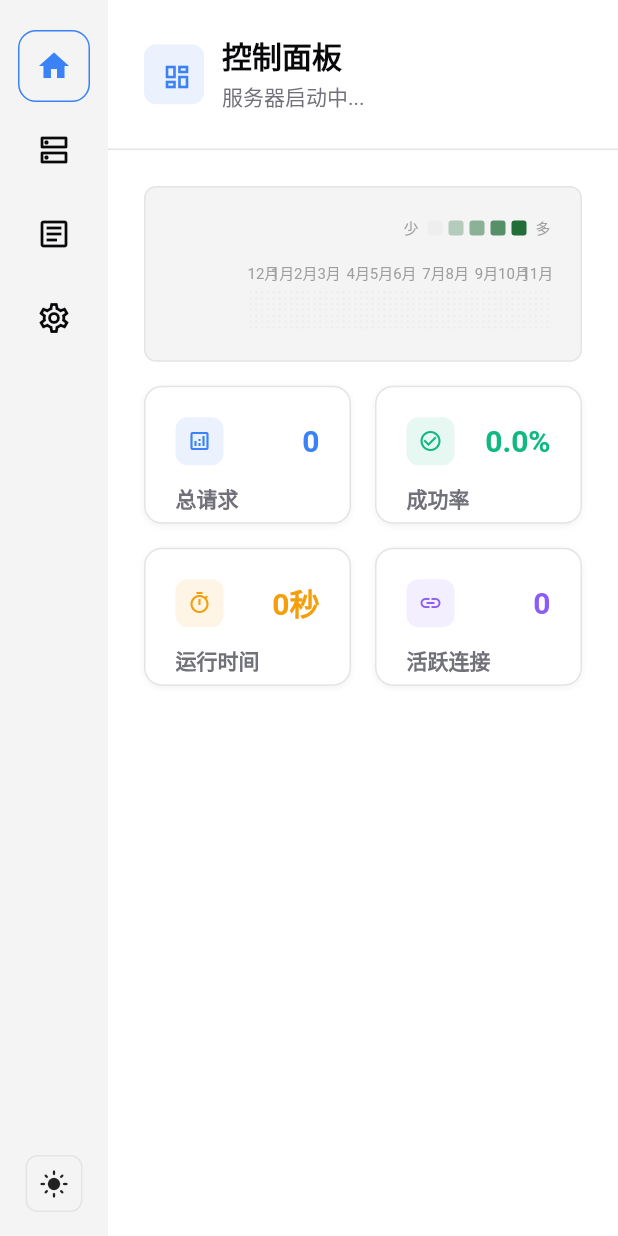
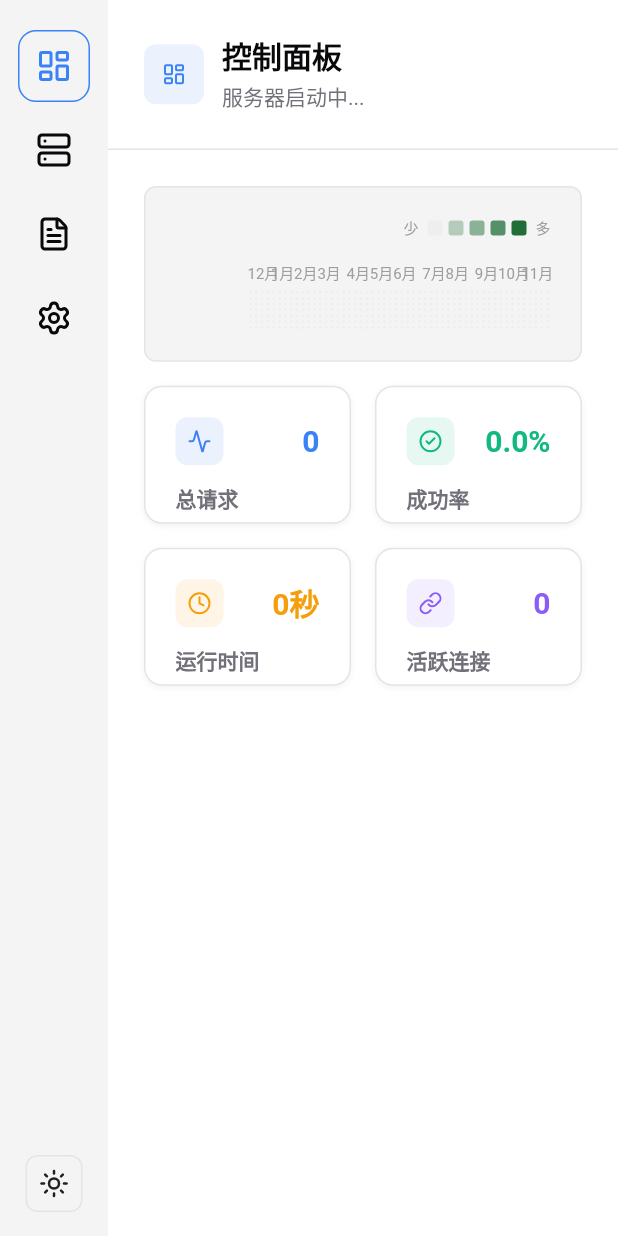
Before and after one commit to CalsRanna/code_proxy, a Flutter app: the screen it shows after launch, on a phone screen of 412 x 824 dp. Run offline on Flutter 3.47's test engine with Material 3 defaults, Android fonts, the phone set to English and light mode, and no system bars; our stand-ins replace auto_route, get_it, lucide_icons_flutter, shared_preferences, shelf, signals; missing offline and left inert: sqlite3; statements that could not run were skipped.

Commit message:
style(ui): migrate from material to lucide icons
The commit changes the icon system across the application, replacing Material Icons with Lucide Icons for a more consistent and modern design language. This includes updates to:

- Dashboard icons
- Navigation bar icons
- Form and dialog icons
- Empty state icons
- Section header icons
- Action button icons

The changes maintain icon semantics while providing a refreshed look that better aligns with the Shadcn design system.

```diff
--- a/lib/page/dashboard_page.dart
+++ b/lib/page/dashboard_page.dart
@@ -6,6 +6,7 @@ import 'package:code_proxy/widgets/common/shadcn_components.dart';
 import 'package:code_proxy/widgets/token_heatmap.dart';
 import 'package:flutter/material.dart';
 import 'package:signals/signals_flutter.dart';
+import 'package:lucide_icons_flutter/lucide_icons.dart';
 
 class DashboardPage extends StatelessWidget {
   final HomeViewModel viewModel;
@@ -27,7 +28,7 @@ class DashboardPage extends StatelessWidget {
               subtitle: isRunning && serverState.listenAddress != null
                   ? '服务器运行中 - ${serverState.listenAddress}:${serverState.listenPort}'
                   : '服务器启动中...',
-              icon: Icons.dashboard_outlined,
+              icon: LucideIcons.layoutDashboard,
             );
           }),
           Expanded(
@@ -57,26 +58,26 @@ class DashboardPage extends StatelessWidget {
                           StatCard(
                             label: '总请求',
                             value: serverState.totalRequests.toString(),
-                            icon: Icons.analytics_outlined,
+                            icon: LucideIcons.activity,
                             accentColor: ShadcnColors.info,
                           ),
                           StatCard(
                             label: '成功率',
                             value:
                                 '${serverState.successRate.toStringAsFixed(1)}%',
-                            icon: Icons.check_circle_outline,
+                            icon: LucideIcons.circleCheck,
                             accentColor: ShadcnColors.success,
                           ),
                           StatCard(
                             label: '运行时间',
                             value: _formatUptime(serverState.uptimeSeconds),
-                            icon: Icons.timer_outlined,
+                            icon: LucideIcons.clock,
                             accentColor: ShadcnColors.warning,
                           ),
                           StatCard(
                             label: '活跃连接',
                             value: serverState.activeConnections.toString(),
-                            icon: Icons.link,
+                            icon: LucideIcons.link,
                             accentColor: ShadcnColors.secondary,
                           ),
                         ],
--- a/lib/page/home_page.dart
+++ b/lib/page/home_page.dart
@@ -12,6 +12,7 @@ import 'package:code_proxy/view_model/settings_view_model.dart';
 import 'package:code_proxy/widgets/theme_switcher.dart';
 import 'package:flutter/material.dart';
 import 'package:get_it/get_it.dart';
+import 'package:lucide_icons_flutter/lucide_icons.dart';
 
 @RoutePage()
 class HomePage extends StatefulWidget {
@@ -92,16 +93,16 @@ class _HomePageState extends State<HomePage> {
   Widget _buildNavItem(int index) {
     final isSelected = _selectedIndex == index;
     final icons = [
-      Icons.home_outlined,
-      Icons.dns_outlined,
-      Icons.article_outlined,
-      Icons.settings_outlined,
+      LucideIcons.layoutDashboard,
+      LucideIcons.server,
+      LucideIcons.fileText,
+      LucideIcons.settings,
     ];
     final selectedIcons = [
-      Icons.home,
-      Icons.dns,
-      Icons.article,
-      Icons.settings,
+      LucideIcons.layoutDashboard,
+      LucideIcons.server,
+      LucideIcons.fileText,
+      LucideIcons.settings,
     ];
     final labels = ['主页', '端点', '日志', '设置'];
 
--- a/lib/widgets/common/shadcn_components.dart
+++ b/lib/widgets/common/shadcn_components.dart
@@ -2,6 +2,7 @@ import 'package:flutter/material.dart';
 import 'package:code_proxy/themes/shadcn_colors.dart';
 import 'package:code_proxy/themes/shadcn_spacing.dart';
 import 'package:code_proxy/themes/shadcn_color_helpers.dart';
+import 'package:lucide_icons_flutter/lucide_icons.dart';
 
 /// Shadcn UI 风格的通用组件库
 /// 包含符合Shadcn设计规范的基础组件
@@ -313,7 +314,7 @@ class EmptyState extends StatelessWidget {
               const SizedBox(height: ShadcnSpacing.spacing24),
               FilledButton.icon(
                 onPressed: onAction,
-                icon: const Icon(Icons.add),
+                icon: const Icon(LucideIcons.plus),
                 label: Text(actionLabel!),
               ),
             ],
--- a/lib/widgets/endpoint_form/advanced_settings_section.dart
+++ b/lib/widgets/endpoint_form/advanced_settings_section.dart
@@ -1,6 +1,7 @@
 import 'package:code_proxy/themes/shadcn_spacing.dart';
 import 'package:code_proxy/widgets/common/shadcn_components.dart';
 import 'package:flutter/material.dart';
+import 'package:lucide_icons_flutter/lucide_icons.dart';
 
 /// 高级设置section
 class AdvancedSettingsSection extends StatelessWidget {
@@ -18,9 +19,9 @@ class AdvancedSettingsSection extends StatelessWidget {
     return Column(
       crossAxisAlignment: CrossAxisAlignment.start,
       children: [
-        const SectionHeader(
+        SectionHeader(
           title: '高级选项',
-          icon: Icons.tune_outlined,
+          icon: LucideIcons.slidersHorizontal,
         ),
         const SizedBox(height: ShadcnSpacing.spacing12),
         CheckboxListTile(
--- a/lib/widgets/endpoint_form/endpoint_form_dialog.dart
+++ b/lib/widgets/endpoint_form/endpoint_form_dialog.dart
@@ -9,6 +9,7 @@ import 'package:code_proxy/widgets/endpoint_form/api_config_section.dart';
 import 'package:code_proxy/widgets/endpoint_form/basic_info_section.dart';
 import 'package:code_proxy/widgets/endpoint_form/model_config_section.dart';
 import 'package:flutter/material.dart';
+import 'package:lucide_icons_flutter/lucide_icons.dart';
 
 /// 端点编辑表单对话框（重构后的主对话框）
 class EndpointFormDialog extends StatefulWidget {
@@ -190,7 +191,7 @@ class _EndpointFormDialogState extends State<EndpointFormDialog> {
       child: Row(
         children: [
           IconBadge(
-            icon: Icons.dns_outlined,
+            icon: LucideIcons.server,
             color: Theme.of(context).colorScheme.primary,
             size: IconBadgeSize.medium,
           ),
@@ -203,7 +204,7 @@ class _EndpointFormDialogState extends State<EndpointFormDialog> {
           ),
           const Spacer(),
           IconButton(
-            icon: const Icon(Icons.close),
+            icon: const Icon(LucideIcons.x),
             onPressed: () => Navigator.of(context).pop(),
           ),
         ],
--- a/lib/widgets/log/log_filter_bar.dart
+++ b/lib/widgets/log/log_filter_bar.dart
@@ -3,6 +3,7 @@ import 'package:code_proxy/themes/shadcn_spacing.dart';
 import 'package:code_proxy/widgets/modern_dropdown.dart';
 import 'package:code_proxy/widgets/modern_text_field.dart';
 import 'package:flutter/material.dart';
+import 'package:lucide_icons_flutter/lucide_icons.dart';
 
 /// 日志过滤栏组件
 ///
@@ -49,7 +50,7 @@ class LogFilterBar extends StatelessWidget {
             flex: 2,
             child: ModernTextField(
               hint: '搜索请求路径、模型...',
-              prefixIcon: Icons.search,
+              prefixIcon: LucideIcons.search,
               controller: TextEditingController(text: searchQuery)
                 ..selection = TextSelection.fromPosition(
                   TextPosition(offset: searchQuery.length),
--- a/lib/widgets/theme_switcher.dart
+++ b/lib/widgets/theme_switcher.dart
@@ -1,5 +1,6 @@
 import 'package:flutter/material.dart';
 import 'package:signals/signals_flutter.dart';
+import 'package:lucide_icons_flutter/lucide_icons.dart';
 import '../di.dart';
 import '../services/theme_service.dart';
 import '../themes/shadcn_spacing.dart';
@@ -63,7 +64,7 @@ class ThemeSwitcher extends StatelessWidget {
   Widget _buildIcon(Brightness brightness) {
     // 根据当前实际主题显示图标（不是模式，而是实际生效的主题）
     return Icon(
-      brightness == Brightness.dark ? Icons.dark_mode : Icons.light_mode,
+      brightness == Brightness.dark ? LucideIcons.moon : LucideIcons.sun,
       size: ShadcnSpacing.iconMedium,
     );
   }
--- a/pubspec.yaml
+++ b/pubspec.yaml
@@ -35,6 +35,7 @@ dependencies:
   get_it: ^9.2.0
   http: ^1.2.0
   laconic: ^1.0.0
+  lucide_icons_flutter: ^3.1.7
   path: ^1.8.0
   path_provider: ^2.1.0
   shared_preferences: ^2.2.0
```
Also changed, not shown: lib/page/endpoint_page.dart (+12 -11 lines), lib/page/log_page.dart (+6 -5 lines), lib/page/setting_page.dart (+11 -10 lines), lib/widgets/endpoint_form/api_config_section.dart (+6 -5 lines), lib/widgets/endpoint_form/basic_info_section.dart (+5 -4 lines), lib/widgets/endpoint_form/model_config_section.dart (+7 -6 lines), lib/widgets/log/log_detail_dialog.dart (+8 -7 lines), pubspec.lock.
